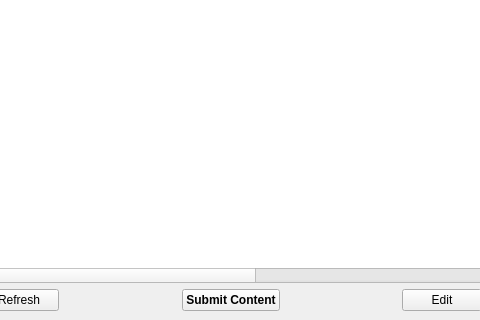
This is BaseClient/Source/ManageContentWidget.ui in WorksAhead/Base as Qt 5 draws it before an edit; both pictures show x 198 to 678 and y 294 to 614 of the 771 by 614 pixel window. The edited form follows.
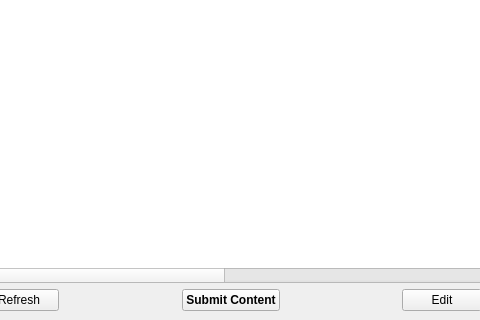
This is the edited form.

What changed in the file:
```diff
--- a/BaseClient/Source/ManageContentWidget.ui
+++ b/BaseClient/Source/ManageContentWidget.ui
@@ -88,6 +88,11 @@
        <string>WorkDir</string>
       </property>
      </column>
+     <column>
+      <property name="text">
+       <string>Video</string>
+      </property>
+     </column>
      <column>
       <property name="text">
        <string>Desc</string>
```
